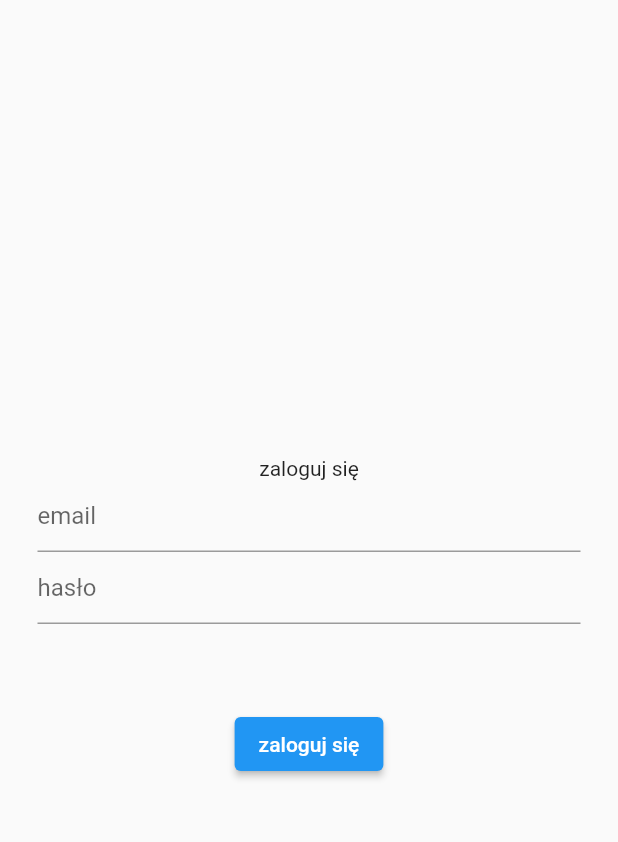
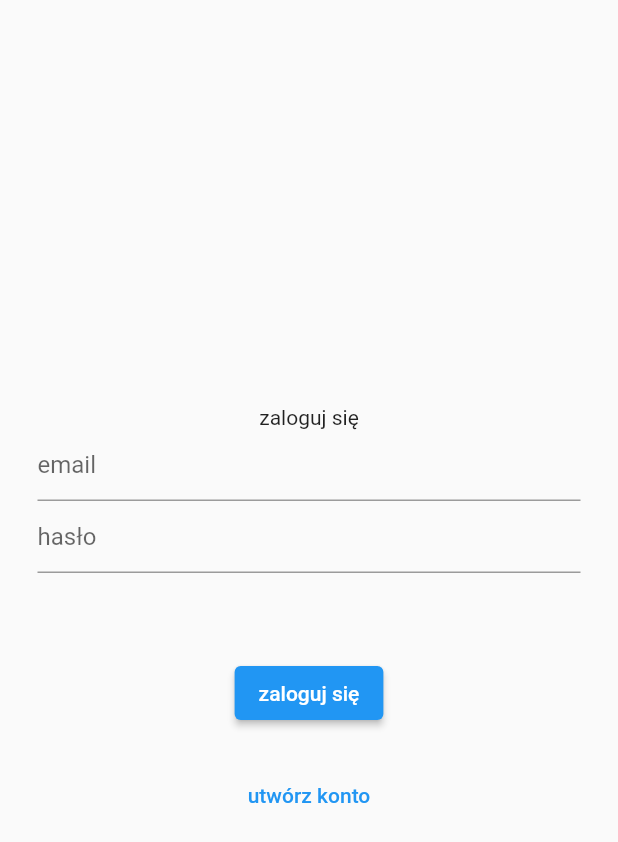
Before and after one commit to damiangawronski/imprezowe_wyzwanie, a Flutter app: the screen it shows after launch, on a phone screen of 412 x 824 dp. Shown: the top 842 px of the screen. Run offline on Flutter 3.47's test engine with Material 2 defaults, Android fonts, the phone set to English and light mode, and no system bars; our stand-ins replace firebase_auth, firebase_core; accounts and stored records are empty.

Commit message:
Add registration funcionality

```diff
--- a/lib/app/loginPage.dart
+++ b/lib/app/loginPage.dart
@@ -14,6 +14,7 @@
 
 class _loginPageState extends State<loginPage> {
   var errorMesage = '';
+  var isCreatingaccount = false;
 
   @override
   Widget build(BuildContext context) {
@@ -24,7 +25,7 @@
         child: Column(
           mainAxisAlignment: MainAxisAlignment.center,
           children: [
-            const Text('zaloguj się'),
+            Text(isCreatingaccount == true ? 'zarejestruj się' : 'zaloguj się'),
             TextField(
               decoration: const InputDecoration(
                 hintText: 'email',
@@ -46,7 +47,22 @@
               height: 20,
             ),
             ElevatedButton(
-                onPressed: () async {
+              onPressed: () async {
+                if (isCreatingaccount == true) {
+                  //rejestracja
+                  try {
+                    await FirebaseAuth.instance.createUserWithEmailAndPassword(
+                      email: widget.emailcontroller.text,
+                      password: widget.passwordcontroller.text,
+                    );
+                  } catch (error) {
+                    setState(() {
+                      errorMesage = error.toString();
+                    });
+                  }
+                } else {
+                  //logowanie
+
                   try {
                     await FirebaseAuth.instance.signInWithEmailAndPassword(
                       email: widget.emailcontroller.text,
@@ -57,10 +73,35 @@
                       errorMesage = error.toString();
                     });
                   }
+                }
+              },
+              child: Text(isCreatingaccount == true
+                  ? 'zarejestruj się'
+                  : 'zaloguj się'),
+            ),
+            const SizedBox(
+              height: 20,
+            ),
+            if (isCreatingaccount == false) ...[
+              TextButton(
+                onPressed: () {
+                  setState(() {
+                    isCreatingaccount = true;
+                  });
                 },
-                child: const Text(
-                  'zaloguj się',
-                ))
+                child: const Text('utwórz konto'),
+              ),
+            ],
+            if (isCreatingaccount == true) ...[
+              TextButton(
+                onPressed: () {
+                  setState(() {
+                    isCreatingaccount = false;
+                  });
+                },
+                child: const Text('masz już konto?'),
+              ),
+            ],
           ],
         ),
       ),
```
